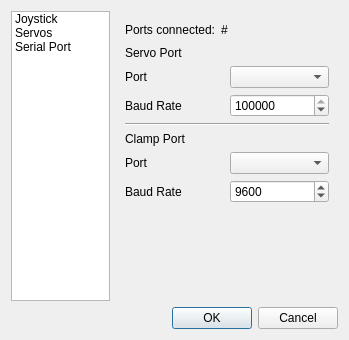
Old version of the form Code/optionswindow.ui in the repository jmigual/ETSEIB-deltaRobot.
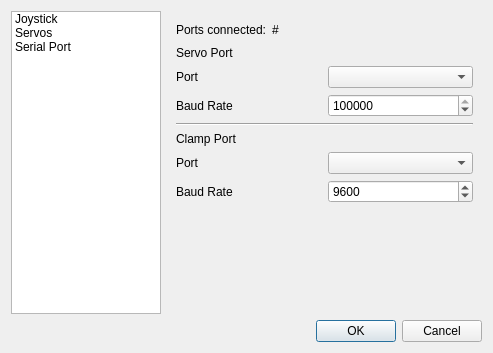
New version of the form.

```diff
--- a/Code/optionswindow.ui
+++ b/Code/optionswindow.ui
@@ -6,8 +6,8 @@
    <rect>
     <x>0</x>
     <y>0</y>
-    <width>349</width>
-    <height>340</height>
+    <width>493</width>
+    <height>353</height>
    </rect>
   </property>
   <property name="windowTitle">
@@ -18,6 +18,12 @@
     <layout class="QHBoxLayout" name="horizontalLayout">
      <item>
       <widget class="QListWidget" name="option">
+       <property name="maximumSize">
+        <size>
+         <width>150</width>
+         <height>16777215</height>
+        </size>
+       </property>
        <item>
         <property name="text">
          <string>Joystick</string>
```
